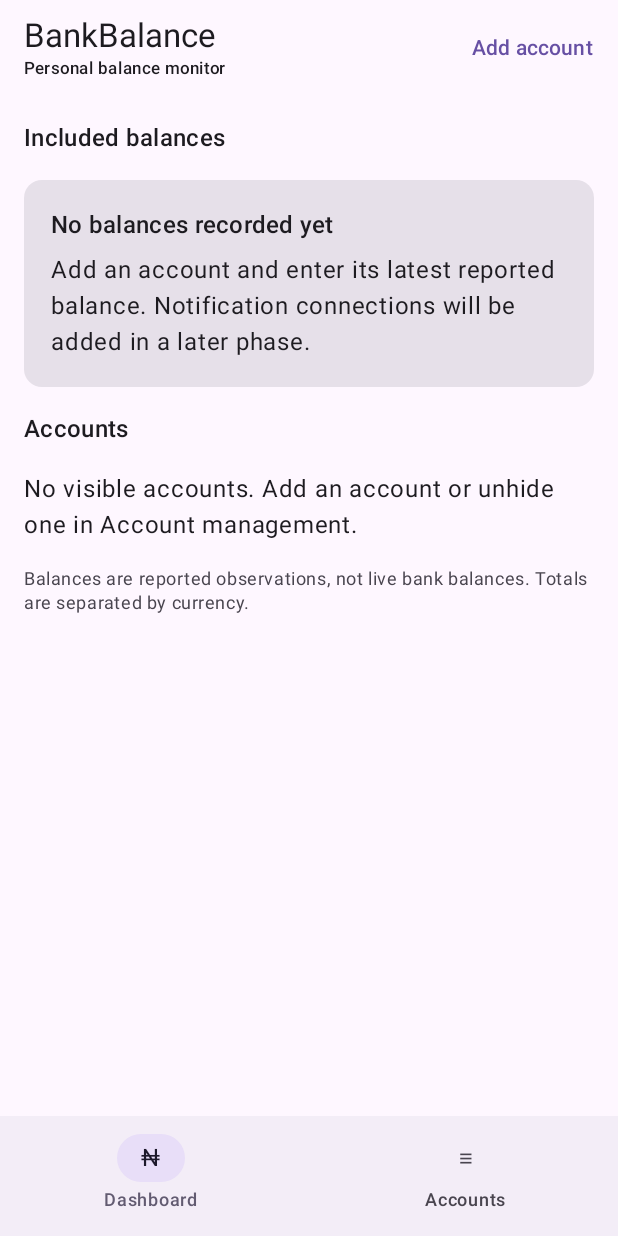
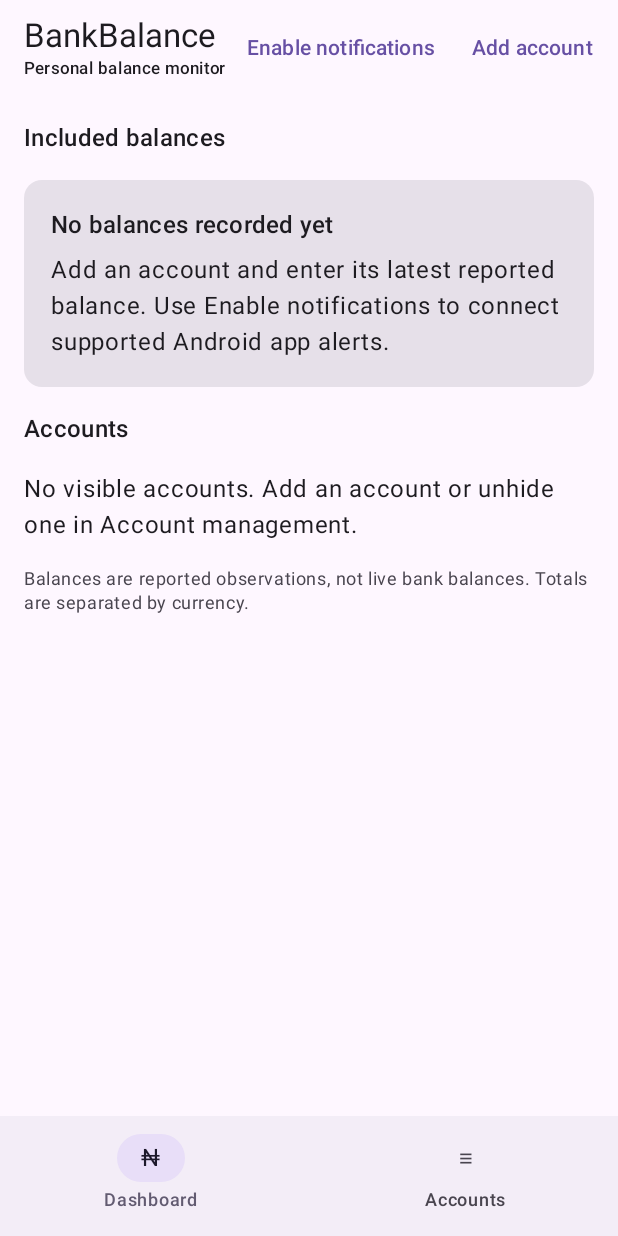
Before and after one commit to ukchike/Bankbalance, an Android app built with Jetpack Compose: the screen it shows after launch (MainActivity), on a phone screen of 412 x 824 dp. Run offline under Robolectric (Android 15) with nearby library versions, the phone set to English and light mode, and no system bars; our stand-ins replace Room's generated code.

Commit message:
Add in-app shortcut to Android notification access settings

```diff
--- a/app/src/main/java/com/bankscope/MainActivity.kt
+++ b/app/src/main/java/com/bankscope/MainActivity.kt
@@ -13,6 +13,8 @@ import androidx.compose.ui.Alignment
 import androidx.compose.ui.Modifier
 import androidx.compose.ui.text.input.KeyboardType
 import androidx.compose.ui.unit.dp
+import androidx.compose.ui.platform.LocalContext
+import com.bankscope.notifications.NotificationAccess
 import com.bankscope.data.BankAccountEntity
 import com.bankscope.data.BankAccountRepository
 import com.bankscope.data.BankBalanceDatabase
@@ -34,6 +36,7 @@ class MainActivity : ComponentActivity() {
 private fun BankBalanceApp(repository: BankAccountRepository) {
     var selectedTab by remember { mutableIntStateOf(0) }
     var showAddDialog by remember { mutableStateOf(false) }
+    val context = LocalContext.current
     val scope = rememberCoroutineScope()
     val accounts by repository.observeAll().collectAsState(initial = emptyList())
     val visibleAccounts = accounts.filter { !it.isHidden }
@@ -56,6 +59,7 @@ private fun BankBalanceApp(repository: BankAccountRepository) {
                         }
                     },
                     actions = {
+                        TextButton(onClick = { NotificationAccess.openSettings(context) }) { Text("Enable notifications") }
                         TextButton(onClick = { showAddDialog = true }) { Text("Add account") }
                     }
                 )
@@ -118,7 +122,7 @@ private fun DashboardScreen(
             Card(Modifier.fillMaxWidth()) {
                 Column(Modifier.padding(18.dp), verticalArrangement = Arrangement.spacedBy(6.dp)) {
                     Text("No balances recorded yet", style = MaterialTheme.typography.titleMedium)
-                    Text("Add an account and enter its latest reported balance. Notification connections will be added in a later phase.")
+                    Text("Add an account and enter its latest reported balance. Use Enable notifications to connect supported Android app alerts.")
                 }
             }
         } else {
```
